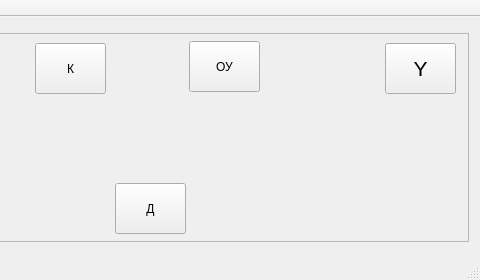
The window that mainwindow.ui (MafuraG/CalcTF) describes before a commit, drawn with Qt 5; both pictures show x 246 to 726 and y 0 to 280 of the 726 by 280 pixel window.
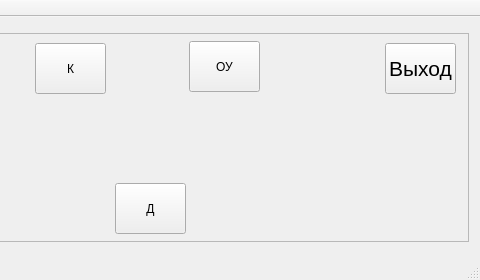
The same window after the commit. Icons and pictures are not drawn.

```diff
--- a/mainwindow.ui
+++ b/mainwindow.ui
@@ -97,7 +97,7 @@
         <string notr="true">border-image: url(:/images/clear.png);</string>
        </property>
        <property name="text">
-        <string>Y</string>
+        <string>Выход</string>
        </property>
       </widget>
       <widget class="QToolButton" name="toolButton_controller">
```
Left out of the diff: 5 changed lines with no effect on the pictures.
